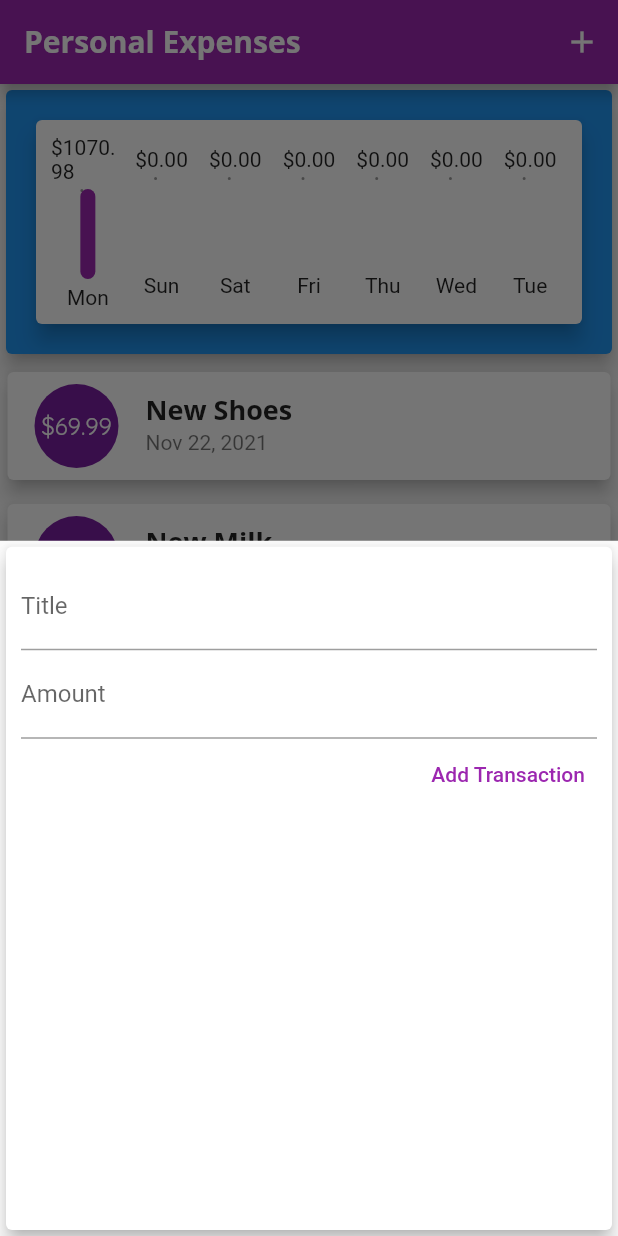
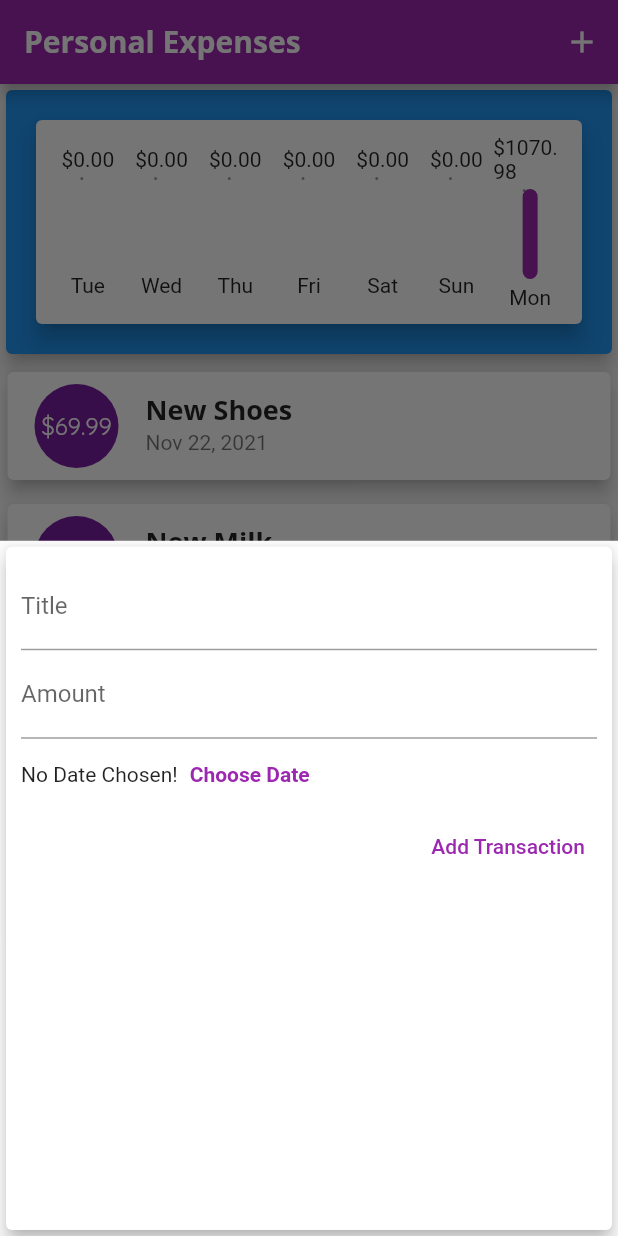
Before and after one commit to HHHMHA/expense-tracker, a Flutter app: the screen it shows after launch, after a tap on the "add" icon, on a phone screen of 412 x 824 dp. Run offline on Flutter 3.47's test engine with Material 2 defaults, Android fonts, the phone set to English and light mode, and no system bars; our stand-ins replace flutter_conditional_rendering.

Commit message:
[CHECKPOINT] Adding Date Picker To Transaction Form

```diff
--- a/lib/widgets/chart.dart
+++ b/lib/widgets/chart.dart
@@ -19,7 +19,7 @@ class Chart extends StatelessWidget {
         'day': DateFormat.E().format(weekDay),
         'amount': weekDayTotalTransactionsValue,
       };
-    });
+    }).reversed.toList();
   }
 
   double get totalSpending {
--- a/lib/widgets/transaction_form.dart
+++ b/lib/widgets/transaction_form.dart
@@ -37,6 +37,23 @@ class _TransactionFormState extends State<TransactionForm> {
                   labelText: 'Amount',
                 ),
                 onSubmitted: (_) => submitData(),
+              ),
+              Row(
+                children: [
+                  Text(
+                    'No Date Chosen!',
+                  ),
+                  TextButton(
+                    child: Text(
+                      'Choose Date',
+                      style: TextStyle(
+                        color: Colors.purple,
+                        fontWeight: FontWeight.bold,
+                      ),
+                    ),
+                    onPressed: () {},
+                  ),
+                ],
               ),
               TextButton(
                 onPressed: submitData,
```
